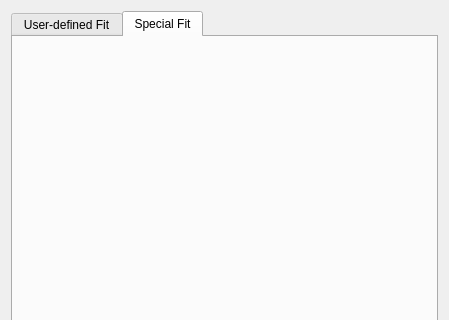
This is ui/fit.ui in tweber-ill/frm_mirror-miezetools as Qt 5 draws it before an edit; both pictures show x 0 to 449 and y 0 to 320 of the 449 by 529 pixel window. The edited form follows.
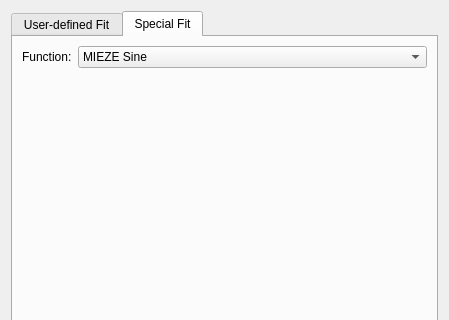
This is the edited form. The open tabs and pages were chosen to show the change.

What changed in the file:
```diff
--- a/ui/fit.ui
+++ b/ui/fit.ui
@@ -129,6 +129,34 @@
       <attribute name="title">
        <string>Special Fit</string>
       </attribute>
+      <layout class="QFormLayout" name="formLayout">
+       <item row="0" column="0">
+        <widget class="QLabel" name="label_4">
+         <property name="text">
+          <string>Function:</string>
+         </property>
+        </widget>
+       </item>
+       <item row="0" column="1">
+        <widget class="QComboBox" name="comboSpecialFkt">
+         <item>
+          <property name="text">
+           <string>MIEZE Sine</string>
+          </property>
+         </item>
+         <item>
+          <property name="text">
+           <string>Gaussian</string>
+          </property>
+         </item>
+         <item>
+          <property name="text">
+           <string>Double Gaussian</string>
+          </property>
+         </item>
+        </widget>
+       </item>
+      </layout>
      </widget>
     </widget>
    </item>
```
Left out of the diff: 2 changed lines with no effect on the pictures.
